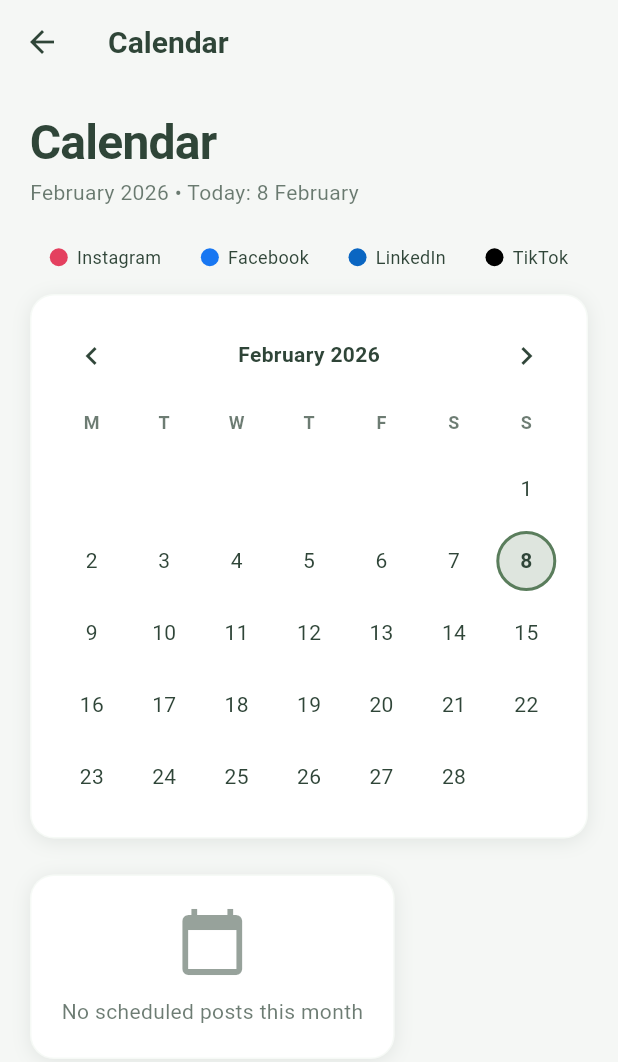
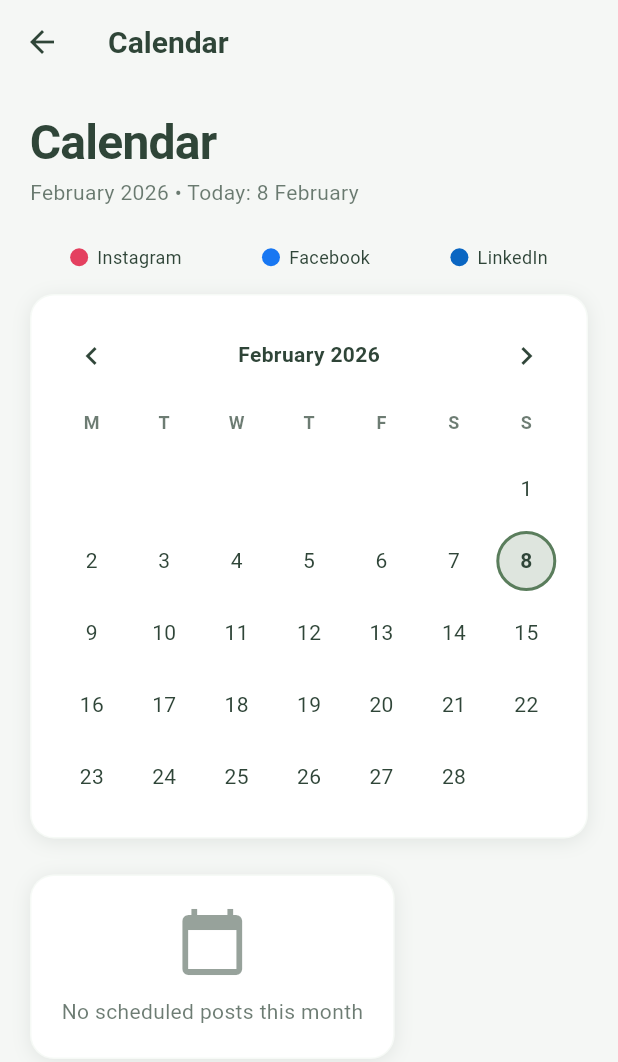
Before and after one commit to toshvarma/coco-app, a Flutter app: the CalendarScreen screen opened directly, on a phone screen of 412 x 824 dp. Shown: the top 1062 px of the screen. Run offline on Flutter 3.47's test engine with Material 3 defaults, Android fonts, the phone set to English and light mode, and no system bars; our stand-ins replace flutter_markdown, shared_preferences; accounts and stored records are empty; network calls fail.

Commit message:
Updated content of user persona

```diff
--- a/lib/core/widgets/add_post_dialog.dart
+++ b/lib/core/widgets/add_post_dialog.dart
@@ -30,7 +30,6 @@ class _AddPostDialogState extends State<AddPostDialog> {
     'Instagram',
     'Facebook',
     'LinkedIn',
-    'TikTok',
   ];
 
   @override
--- a/lib/presentation/screens/analytics_screen.dart
+++ b/lib/presentation/screens/analytics_screen.dart
@@ -75,7 +75,7 @@ class _AnalyticsScreenState extends State<AnalyticsScreen> {
         underline: const SizedBox(),
         icon: const Icon(Icons.keyboard_arrow_down),
         style: AppTextStyles.body.copyWith(color: colorScheme.onSurface),
-        items: ['Instagram', 'Facebook', 'LinkedIn', 'TikTok']
+        items: ['Instagram', 'Facebook', 'LinkedIn',]
             .map((platform) => DropdownMenuItem(
           value: platform,
           child: Text(platform),
--- a/lib/presentation/screens/calendar_screen.dart
+++ b/lib/presentation/screens/calendar_screen.dart
@@ -116,7 +116,6 @@ class _CalendarScreenWithNavbarState extends State<CalendarScreenWithNavbar> {
         _buildLegendItem('Instagram', _getPlatformColor('Instagram')),
         _buildLegendItem('Facebook', _getPlatformColor('Facebook')),
         _buildLegendItem('LinkedIn', _getPlatformColor('LinkedIn')),
-        _buildLegendItem('TikTok', _getPlatformColor('TikTok')),
       ],
     );
   }
@@ -146,8 +145,6 @@ class _CalendarScreenWithNavbarState extends State<CalendarScreenWithNavbar> {
         return const Color(0xFF1877F2);
       case 'linkedin':
         return const Color(0xFF0A66C2);
-      case 'tiktok':
-        return Colors.black;
       default:
         return Theme.of(context).colorScheme.primary;
     }
--- a/lib/presentation/screens/post_questionnaire_screen.dart
+++ b/lib/presentation/screens/post_questionnaire_screen.dart
@@ -35,7 +35,6 @@ class _PostQuestionnaireScreenState extends State<PostQuestionnaireScreen> {
     'Instagram',
     'Facebook',
     'LinkedIn',
-    'TikTok',
   ];
 
   @override
@@ -265,8 +264,6 @@ class _PostQuestionnaireScreenState extends State<PostQuestionnaireScreen> {
         return Icons.facebook;
       case 'LinkedIn':
         return Icons.business;
-      case 'TikTok':
-        return Icons.music_note;
       default:
         return Icons.public;
     }
--- a/lib/presentation/screens/profile_screen.dart
+++ b/lib/presentation/screens/profile_screen.dart
@@ -113,12 +113,6 @@ class _ProfileScreenState extends State<ProfileScreen> {
                   isConnected: true,
                   username: _userName,
                   color: const Color(0xFF0A66C2),
-                ),
-                _buildPlatformItem(
-                  context,
-                  platform: 'TikTok',
-                  isConnected: false,
-                  color: Colors.black,
                 ),
               ],
             ),
@@ -742,8 +736,6 @@ class _ProfileScreenState extends State<ProfileScreen> {
         return Icons.facebook;
       case 'linkedin':
         return Icons.work_outline;
-      case 'tiktok':
-        return Icons.music_note;
       default:
         return Icons.link;
     }
```
Also changed, not shown: lib/presentation/screens/template_selection_screen.dart (+0 -13 lines).
